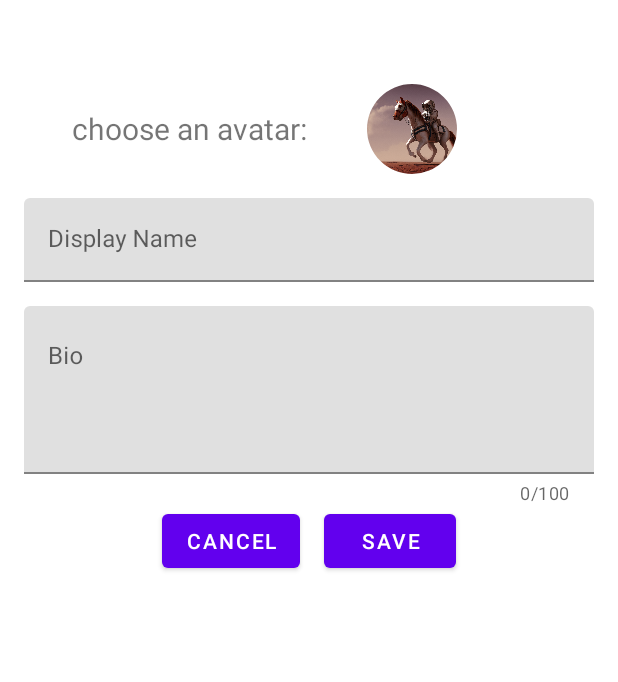
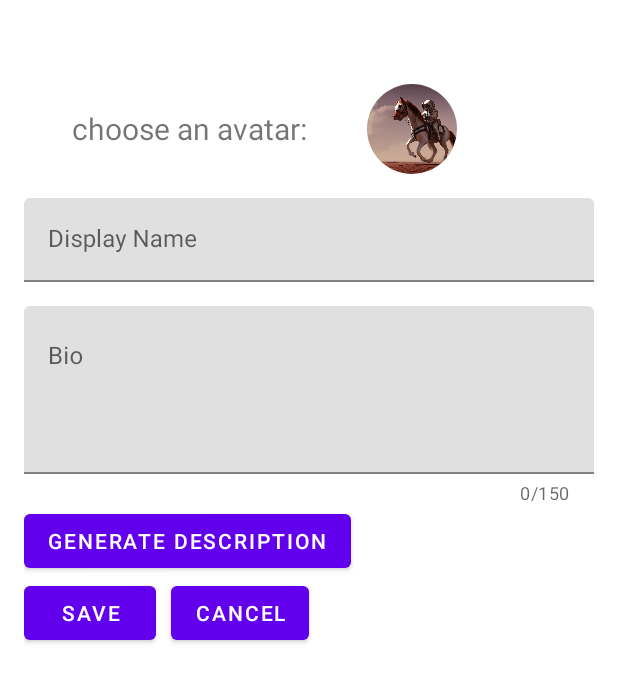
Before and after one commit to zhksh/lazybird, an Android app: the fragment EditProfileFragment placed in its activity, on a phone screen of 412 x 824 dp. Shown: the top 682 px of the screen. Run offline under Robolectric (Android 15) with nearby library versions, the phone set to English and light mode, and no system bars; our stand-ins replace Dagger/Hilt's generated code, FlexboxLayout, navigation-ui.

Commit message:
Resolve "fix follow button and center imgs in pupup"

```diff
--- a/app/src/main/java/com/example/blog_e/Config.kt
+++ b/app/src/main/java/com/example/blog_e/Config.kt
@@ -3,14 +3,14 @@ package com.example.blog_e
 class Config {
     companion object {
         // Use these settings for production with the live api
-        private const val httpPrefix = "https://"
-        const val socketPrefix = "wss://"
-        private const val domain = "mvsp-api.ncmg.eu"
+//        private const val httpPrefix = "https://"
+//        const val socketPrefix = "wss://"
+//        private const val domain = "mvsp-api.ncmg.eu"
 
          // Use these settings for testing with a local api
-         // private const val httpPrefix = "http://"
-         // const val socketPrefix = "ws://"
-         // private const val domain = "10.0.2.2:6969"
+          private const val httpPrefix = "http://"
+          const val socketPrefix = "ws://"
+          private const val domain = "10.0.2.2:6969"
 
         const val apiAddress = httpPrefix + domain
         const val socketAddress = socketPrefix + domain
--- a/app/src/main/java/com/example/blog_e/data/repository/BlogEAPI.kt
+++ b/app/src/main/java/com/example/blog_e/data/repository/BlogEAPI.kt
@@ -27,7 +27,7 @@ interface BlogEAPI {
     @Headers("Content-Type: text/html")
     suspend fun unFollow(@Path("username") username: String): Response<String>
 
-    @POST("generate/self-descpription")
+    @POST("generate/self-description")
     suspend fun createSelfDescription(@Body completePayload: CompletePayload): Response<LLMSelfDescription>
     // Post
     @POST("posts")
--- a/app/src/main/java/com/example/blog_e/ui/VisitProfile/VisitProfileFragment.kt
+++ b/app/src/main/java/com/example/blog_e/ui/VisitProfile/VisitProfileFragment.kt
@@ -85,10 +85,8 @@ class VisitProfileFragment : Fragment() {
 
                 if (uiState.isFollowing) {
                     binding.followBtn.text = "Unfollow"
-                    binding.followCheck.isVisible = true
                 } else {
                     binding.followBtn.text = "Follow"
-                    binding.followCheck.isVisible = false
                 }
             }
         }
--- a/app/src/main/java/com/example/blog_e/ui/profile/ProfileFragment.kt
+++ b/app/src/main/java/com/example/blog_e/ui/profile/ProfileFragment.kt
@@ -99,7 +99,7 @@ class ProfileFragment : Fragment() {
             userViewModel.renewUserData()
         }
 
-        binding.editProfile.setOnClickListener {
+        binding.editButton.setOnClickListener {
             val fragment = EditProfileFragment()
             parentFragmentManager.beginTransaction()
                 .replace(R.id.nav_host_fragment_activity_main, fragment)
--- a/app/src/main/res/layout/dialog_profile_picutres.xml
+++ b/app/src/main/res/layout/dialog_profile_picutres.xml
@@ -8,6 +8,7 @@
     android:padding="8dp"
     app:alignContent="stretch"
     app:alignItems="stretch"
+    app:justifyContent="space_evenly"
     app:flexWrap="wrap">
 
     <androidx.recyclerview.widget.RecyclerView
--- a/app/src/main/res/layout/fragment_edit_profile.xml
+++ b/app/src/main/res/layout/fragment_edit_profile.xml
@@ -72,7 +72,7 @@
             android:layout_width="match_parent"
             android:layout_height="wrap_content"
             app:counterEnabled="true"
-            app:counterMaxLength="100"
+            app:counterMaxLength="150"
             >
             <com.google.android.material.textfield.TextInputEditText
                 android:id="@+id/editBio"
@@ -89,24 +89,34 @@
         <LinearLayout
             android:layout_width="match_parent"
             android:layout_height="wrap_content"
-            android:gravity="center"
-            >
+            android:gravity="left"            >
+            <Button
+                    android:id="@+id/generate_button"
+                    android:layout_width="wrap_content"
+                    android:layout_height="wrap_content"
+                    android:text="Generate Description"/>
+        </LinearLayout>
+        <LinearLayout
+                android:layout_width="match_parent"
+                android:layout_height="wrap_content"
+                android:gravity="left"       >
+            <Button
+                    android:id="@+id/save_button"
+                    android:layout_width="wrap_content"
+                    android:layout_height="wrap_content"
+                    android:text="@string/save"/>
+            <Space
+                    android:layout_width="10dp"
+                    android:layout_height="match_parent"/>
+            <Button
+                    android:id="@+id/cancel_button"
+                    android:layout_width="wrap_content"
+                    android:layout_height="wrap_content"
+                    android:text="@string/cancel"/>
 
-            <Button
-                android:id="@+id/cancel_button"
-                android:layout_width="wrap_content"
-                android:layout_height="wrap_content"
-                android:text="@string/cancel"/>
 
-            <Space
-                android:layout_width="16dp"
-                android:layout_height="match_parent"/>
 
-            <Button
-                android:id="@+id/save_button"
-                android:layout_width="wrap_content"
-                android:layout_height="wrap_content"
-                android:text="@string/save"/>
+
         </LinearLayout>
     </LinearLayout>
 
```
Also changed, not shown: app/src/main/java/com/example/blog_e/UserViewModel.kt (+28 -1 lines), app/src/main/java/com/example/blog_e/ui/editProfile/EditProfileFragment.kt (+32 -8 lines), app/src/main/res/drawable/ic_edit_pen_24.xml (added, +7 -0 lines), app/src/main/res/drawable/ic_edit_pen_28.xml (added, +7 -0 lines), app/src/main/res/drawable/ic_edit_pen_30.xml (added, +7 -0 lines), app/src/main/res/drawable/ic_edit_pen_pencil_64.xml (added, +18 -0 lines), app/src/main/res/layout/fragment_profile.xml (+11 -8 lines), app/src/main/res/layout/fragment_visit_profile.xml (+16 -28 lines), app/src/main/res/drawable/logo_app.png (deleted).
